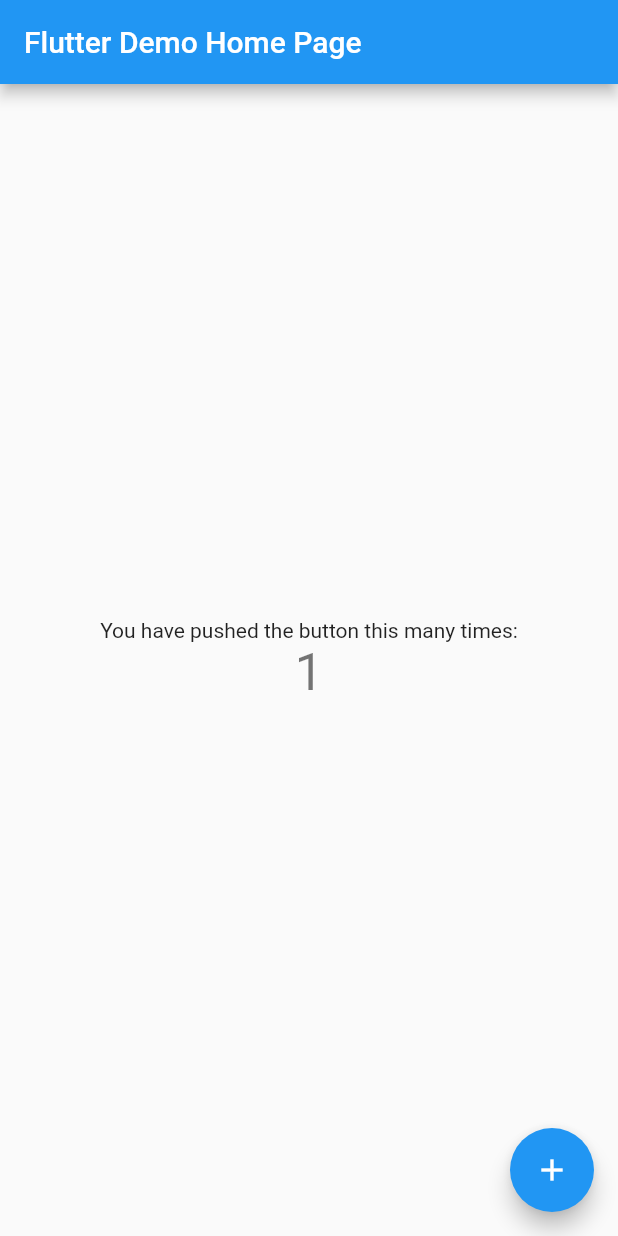
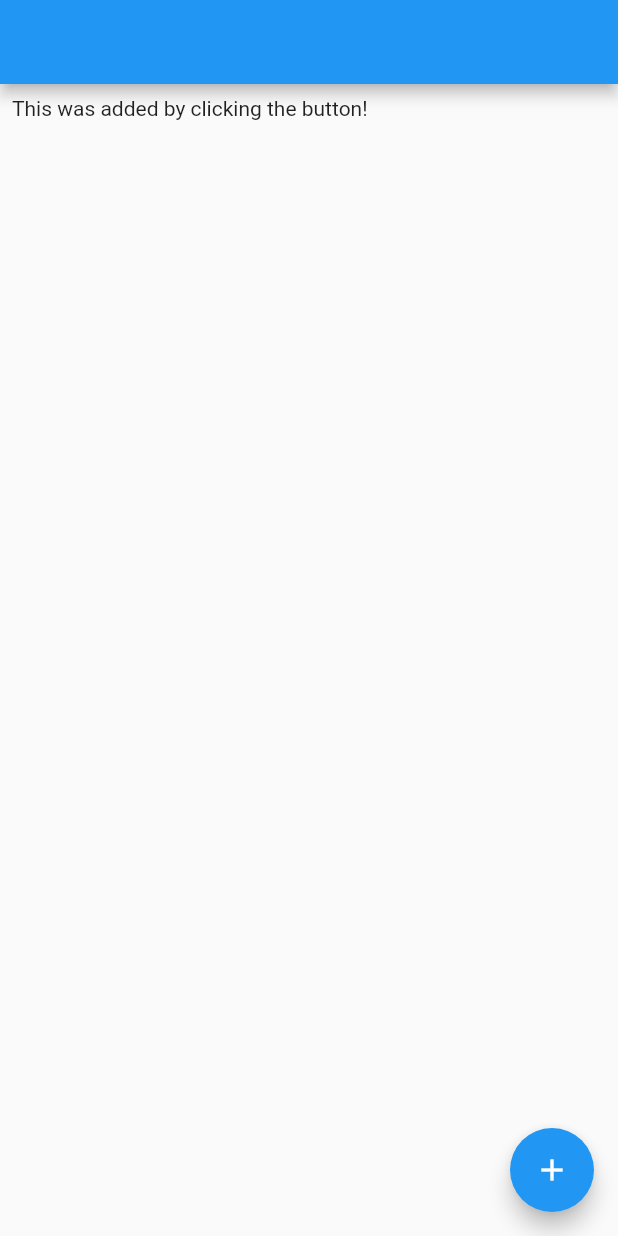
Before and after one commit to seokhyeonSong/flutter_practice_chat, a Flutter app: the screen it shows after launch, after a tap on the "add" icon, on a phone screen of 412 x 824 dp. Run offline on Flutter 3.47's test engine with Material 2 defaults, Android fonts, the phone set to English and light mode, and no system bars; our stand-ins replace cloud_firestore, firebase_core; accounts and stored records are empty.

Commit message:
ADD : add chat screen using firebase data fetching add firebase data fetching screen

```diff
--- a/lib/main.dart
+++ b/lib/main.dart
@@ -1,115 +1,25 @@
 import 'package:flutter/material.dart';
+import 'package:firebase_core/firebase_core.dart';
 
-void main() {
+import '../screens/chat_screen.dart';
+
+void main() async {
+  WidgetsFlutterBinding.ensureInitialized();
+  await Firebase.initializeApp();
   runApp(const MyApp());
 }
 
 class MyApp extends StatelessWidget {
   const MyApp({Key? key}) : super(key: key);
 
-  // This widget is the root of your application.
   @override
   Widget build(BuildContext context) {
     return MaterialApp(
-      title: 'Flutter Demo',
+      title: 'Flutter Chat',
       theme: ThemeData(
-        // This is the theme of your application.
-        //
-        // Try running your application with "flutter run". You'll see the
-        // application has a blue toolbar. Then, without quitting the app, try
-        // changing the primarySwatch below to Colors.green and then invoke
-        // "hot reload" (press "r" in the console where you ran "flutter run",
-        // or simply save your changes to "hot reload" in a Flutter IDE).
-        // Notice that the counter didn't reset back to zero; the application
-        // is not restarted.
         primarySwatch: Colors.blue,
       ),
-      home: const MyHomePage(title: 'Flutter Demo Home Page'),
+      home: const ChatScreen(),
     );
   }
 }
-
-class MyHomePage extends StatefulWidget {
-  const MyHomePage({Key? key, required this.title}) : super(key: key);
-
-  // This widget is the home page of your application. It is stateful, meaning
-  // that it has a State object (defined below) that contains fields that affect
-  // how it looks.
-
-  // This class is the configuration for the state. It holds the values (in this
-  // case the title) provided by the parent (in this case the App widget) and
-  // used by the build method of the State. Fields in a Widget subclass are
-  // always marked "final".
-
-  final String title;
-
-  @override
-  State<MyHomePage> createState() => _MyHomePageState();
-}
-
-class _MyHomePageState extends State<MyHomePage> {
-  int _counter = 0;
-
-  void _incrementCounter() {
-    setState(() {
-      // This call to setState tells the Flutter framework that something has
-      // changed in this State, which causes it to rerun the build method below
-      // so that the display can reflect the updated values. If we changed
-      // _counter without calling setState(), then the build method would not be
-      // called again, and so nothing would appear to happen.
-      _counter++;
-    });
-  }
-
-  @override
-  Widget build(BuildContext context) {
-    // This method is rerun every time setState is called, for instance as done
-    // by the _incrementCounter method above.
-    //
-    // The Flutter framework has been optimized to make rerunning build methods
-    // fast, so that you can just rebuild anything that needs updating rather
-    // than having to individually change instances of widgets.
-    return Scaffold(
-      appBar: AppBar(
-        // Here we take the value from the MyHomePage object that was created by
-        // the App.build method, and use it to set our appbar title.
-        title: Text(widget.title),
-      ),
-      body: Center(
-        // Center is a layout widget. It takes a single child and positions it
-        // in the middle of the parent.
-        child: Column(
-          // Column is also a layout widget. It takes a list of children and
-          // arranges them vertically. By default, it sizes itself to fit its
-          // children horizontally, and tries to be as tall as its parent.
-          //
-          // Invoke "debug painting" (press "p" in the console, choose the
-          // "Toggle Debug Paint" action from the Flutter Inspector in Android
-          // Studio, or the "Toggle Debug Paint" command in Visual Studio Code)
-          // to see the wireframe for each widget.
-          //
-          // Column has various properties to control how it sizes itself and
-          // how it positions its children. Here we use mainAxisAlignment to
-          // center the children vertically; the main axis here is the vertical
-          // axis because Columns are vertical (the cross axis would be
-          // horizontal).
-          mainAxisAlignment: MainAxisAlignment.center,
-          children: <Widget>[
-            const Text(
-              'You have pushed the button this many times:',
-            ),
-            Text(
-              '$_counter',
-              style: Theme.of(context).textTheme.headline4,
-            ),
-          ],
-        ),
-      ),
-      floatingActionButton: FloatingActionButton(
-        onPressed: _incrementCounter,
-        tooltip: 'Increment',
-        child: const Icon(Icons.add),
-      ), // This trailing comma makes auto-formatting nicer for build methods.
-    );
-  }
-}
--- /dev/null
+++ b/lib/screens/chat_screen.dart
@@ -0,0 +1,40 @@
+import 'package:flutter/material.dart';
+import 'package:cloud_firestore/cloud_firestore.dart';
+
+class ChatScreen extends StatelessWidget {
+  const ChatScreen({Key? key}) : super(key: key);
+  @override
+  Widget build(BuildContext context) {
+    final firebaseInstance = FirebaseFirestore.instance
+        .collection('chats/9HtkwtDoDP78JX3O87Lu/messages');
+    return Scaffold(
+      appBar: AppBar(),
+      body: StreamBuilder(
+        stream: firebaseInstance.snapshots(),
+        builder: (ctx,
+            AsyncSnapshot<QuerySnapshot<Map<String, dynamic>>> streamSnapshot) {
+          if (streamSnapshot.connectionState == ConnectionState.waiting) {
+            return const Center(
+              child: CircularProgressIndicator(),
+            );
+          }
+          final documents = streamSnapshot.data!.docs;
+          return ListView.builder(
+            itemCount: streamSnapshot.data!.docs.length,
+            itemBuilder: (ctx, index) => Container(
+              padding: const EdgeInsets.all(8),
+              child: Text(documents[index]['text']),
+            ),
+          );
+        },
+      ),
+      floatingActionButton: FloatingActionButton(
+        child: const Icon(Icons.add),
+        onPressed: () {
+          firebaseInstance
+              .add({'text': "This was added by clicking the button!"});
+        },
+      ),
+    );
+  }
+}
```
